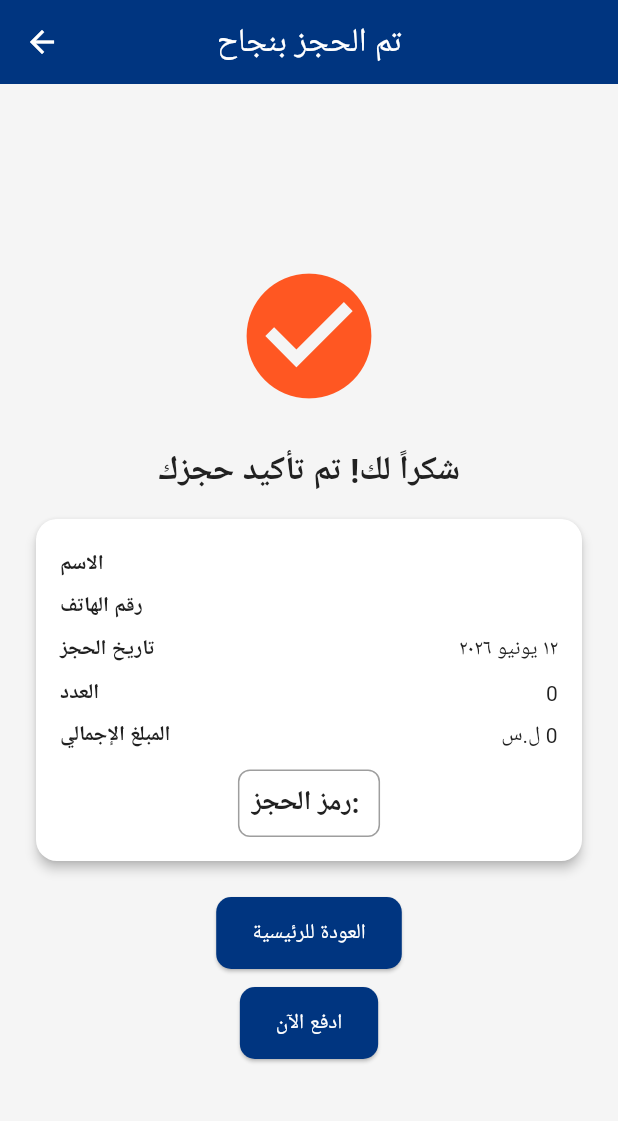
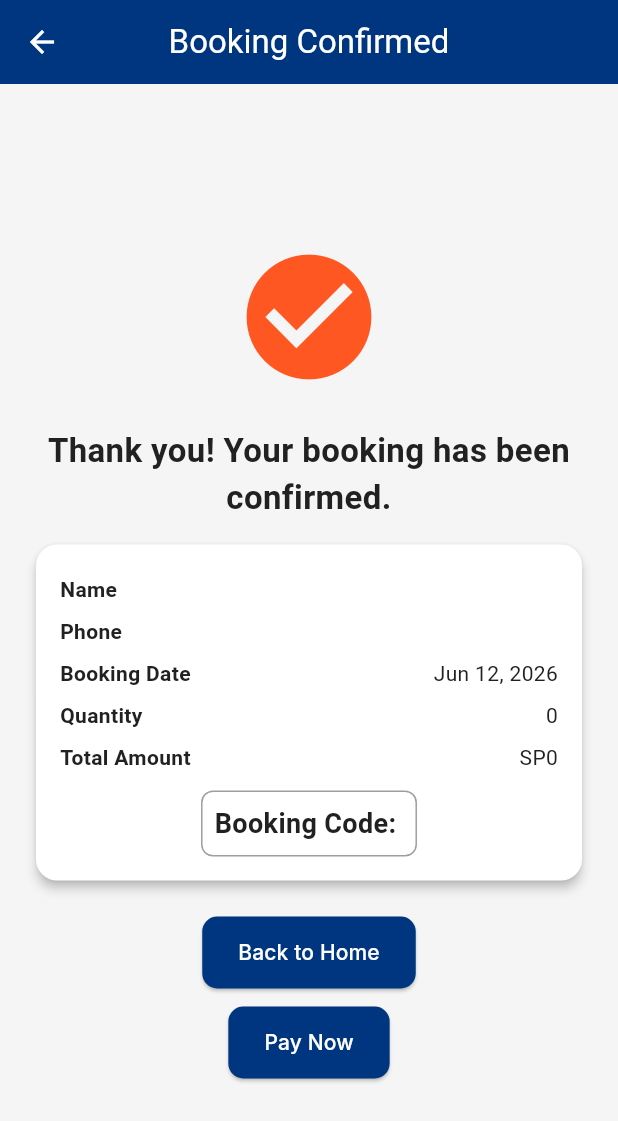
Before and after one commit to FouaadAI/syria-offers, a Flutter app: the BookingConfirmationScreen screen opened directly with empty values, on a phone screen of 412 x 824 dp. Shown: the top 1121 px of the screen. Run offline on Flutter 3.47's test engine with Material 3 defaults, Android fonts, the phone set to English and light mode, and no system bars; our stand-ins replace cached_network_image, flutter_dotenv, geolocator, google_fonts, image_picker, lottie and 4 more; accounts and stored records are empty; Roboto replaces fonts that are missing (Cairo).

Commit message:
fix(i18n): eliminate hardcoded Arabic strings and add de locale support
- Add German (de) locale to supportedLocales and AppLocalizationsDelegate
- Add 20+ missing localization keys (currencySymbol, bookingDate, quantity,
  totalAmount, bookingCode, bookingConfirmed, thankYouBookingConfirmed,
  showLocation, bookingInfo, confirmBooking, name, website, favoritesAdd,
  favoritesRemove, shareOfferTitle, shareOfferBody, notAvailable, directions,
  distanceMeters, payNow, phoneRequired, phoneTooShort, verificationFailed)
- Replace all hardcoded Arabic UI strings in screens and widgets with
  AppLocalizations getters
- Remove forced locale: 'ar' from NumberFormat.currency and DateFormat
  across offer_detail, booking_confirmation, and booking sheet
- Add getDisplayDescription() to Offer model for locale-aware descriptions
- Update OfferCard, FlashDealCard, HomeScreen to use loc.currencySymbol
- Update PlaceCategory and CulturalCategory getLabel() to support German
- Fix discover_screen distance meter unit to use localized distanceMeters

Co-authored-by: Copilot <223556219+Copilot@users.noreply.github.com>

```diff
--- a/syria_offers_app/lib/localization/app_localizations.dart
+++ b/syria_offers_app/lib/localization/app_localizations.dart
@@ -167,6 +167,31 @@ class AppLocalizations {
   String? get paymentSuccessTitle => _strings['paymentSuccessTitle'];
   String? get backToHome => _strings['backToHome'];
 
+  // ═════════ MISSING LOCALIZATION KEYS ═════════
+  String? get currencySymbol => _strings['currencySymbol'];
+  String? get bookingDate => _strings['bookingDate'];
+  String? get quantity => _strings['quantity'];
+  String? get totalAmount => _strings['totalAmount'];
+  String? get bookingCode => _strings['bookingCode'];
+  String? get bookingConfirmed => _strings['bookingConfirmed'];
+  String? get thankYouBookingConfirmed => _strings['thankYouBookingConfirmed'];
+  String? get showLocation => _strings['showLocation'];
+  String? get bookingInfo => _strings['bookingInfo'];
+  String? get confirmBooking => _strings['confirmBooking'];
+  String? get name => _strings['name'];
+  String? get website => _strings['website'];
+  String? get favoritesAdd => _strings['favoritesAdd'];
+  String? get favoritesRemove => _strings['favoritesRemove'];
+  String? get shareOfferTitle => _strings['shareOfferTitle'];
+  String? get shareOfferBody => _strings['shareOfferBody'];
+  String? get notAvailable => _strings['notAvailable'];
+  String? get directions => _strings['directions'];
+  String? get distanceMeters => _strings['distanceMeters'];
+  String? get payNow => _strings['payNow'];
+  String? get phoneRequired => _strings['phoneRequired'];
+  String? get phoneTooShort => _strings['phoneTooShort'];
+  String? get verificationFailed => _strings['verificationFailed'];
+
   static AppLocalizations of(BuildContext context) {
     return Localizations.of<AppLocalizations>(context, AppLocalizations)!;
   }
@@ -177,7 +202,7 @@ class AppLocalizationsDelegate extends LocalizationsDelegate<AppLocalizations> {
 
   @override
   bool isSupported(Locale locale) {
-    return ['ar', 'en'].contains(locale.languageCode);
+    return ['ar', 'de', 'en'].contains(locale.languageCode);
   }
 
   @override
@@ -350,6 +375,30 @@ class AppLocalizationsDelegate extends LocalizationsDelegate<AppLocalizations> {
         'status': 'الحالة',
         'paymentSuccessTitle': 'تم الدفع',
         'backToHome': 'العودة للرئيسية',
+        // Missing keys added for hardcoded strings
+        'currencySymbol': 'ل.س',
+        'bookingDate': 'تاريخ الحجز',
+        'quantity': 'العدد',
+        'totalAmount': 'المبلغ الإجمالي',
+        'bookingCode': 'رمز الحجز',
+        'bookingConfirmed': 'تم الحجز بنجاح',
+        'thankYouBookingConfirmed': 'شكراً لك! تم تأكيد حجزك',
+        'showLocation': 'عرض الموقع',
+        'bookingInfo': 'معلومات الحجز',
+        'confirmBooking': 'تأكيد الحجز',
+        'name': 'الاسم',
+        'website': 'الموقع الإلكتروني',
+        'favoritesAdd': 'إضافة إلى المفضلة',
+        'favoritesRemove': 'إزالة من المفضلة',
+        'shareOfferTitle': 'شوف هذا العرض الرائع على تطبيق Offria!',
+        'shareOfferBody': 'حمل تطبيق Offria الآن واستكشف أفضل العروض! 🎁',
+        'notAvailable': 'غير متوفر',
+        'directions': 'الاتجاهات',
+        'distanceMeters': 'م',
+        'payNow': 'ادفع الآن',
+        'phoneRequired': 'رقم الهاتف مطلوب',
+        'phoneTooShort': 'يجب أن يحتوي رقم الهاتف على 10 أرقام على الأقل',
+        'verificationFailed': 'فشل التحقق من الرمز',
       };
     }
     // Default Englisch (und Deutsch fällt auch hier rein)
@@ -514,6 +563,30 @@ class AppLocalizationsDelegate extends LocalizationsDelegate<AppLocalizations> {
       'status': 'Status',
       'paymentSuccessTitle': 'Payment Successful',
       'backToHome': 'Back to Home',
+      // Missing keys added for hardcoded strings
+      'currencySymbol': 'SP',
+      'bookingDate': 'Booking Date',
+      'quantity': 'Quantity',
+      'totalAmount': 'Total Amount',
+      'bookingCode': 'Booking Code',
+      'bookingConfirmed': 'Booking Confirmed',
+      'thankYouBookingConfirmed': 'Thank you! Your booking has been confirmed.',
+      'showLocation': 'Show Location',
+      'bookingInfo': 'Booking Info',
+      'confirmBooking': 'Confirm Booking',
+      'name': 'Name',
+      'website': 'Website',
+      'favoritesAdd': 'Add to Favorites',
+      'favoritesRemove': 'Remove from Favorites',
+      'shareOfferTitle': 'Check out this amazing offer on Offria!',
+      'shareOfferBody': 'Download the Offria app now and discover the best offers! 🎁',
+      'notAvailable': 'Not available',
+      'directions': 'Directions',
+      'distanceMeters': 'm',
+      'payNow': 'Pay Now',
+      'phoneRequired': 'Phone number is required',
+      'phoneTooShort': 'Phone number must be at least 10 digits',
+      'verificationFailed': 'Verification failed',
     };
   }
 }
--- a/syria_offers_app/lib/main.dart
+++ b/syria_offers_app/lib/main.dart
@@ -57,11 +57,13 @@ class SyriaOffersApp extends StatelessWidget {
       localeResolutionCallback: (locale, supportedLocales) {
         if (locale == null) return const Locale('en');
         if (locale.languageCode == 'ar') return const Locale('ar');
+        if (locale.languageCode == 'de') return const Locale('de');
         if (locale.languageCode == 'en') return const Locale('en');
         return const Locale('en');
       },
       supportedLocales: const [
         Locale('ar'),
+        Locale('de'),
         Locale('en'),
       ],
       localizationsDelegates: const [
--- a/syria_offers_app/lib/models/offer.dart
+++ b/syria_offers_app/lib/models/offer.dart
@@ -93,6 +93,12 @@ class Offer {
     return locationNameEn ?? locationNameAr ?? '';
   }
 
+  String getDisplayDescription(BuildContext context) {
+    final code = Localizations.localeOf(context).languageCode;
+    if (code == 'ar') return descriptionAr ?? descriptionEn ?? '';
+    return descriptionEn ?? descriptionAr ?? '';
+  }
+
   // returns distance in kilometers; returns double.infinity if coords are missing
   double distanceTo(double userLat, double userLng) {
     if (latitude == null || longitude == null) return double.infinity;
--- a/syria_offers_app/lib/screens/auth/login_screen.dart
+++ b/syria_offers_app/lib/screens/auth/login_screen.dart
@@ -23,7 +23,7 @@ class _LoginScreenState extends State<LoginScreen> {
     final loc = AppLocalizations.of(context);
     if (_emailCtrl.text.trim().isEmpty || _passwordCtrl.text.isEmpty) {
       ScaffoldMessenger.of(context).showSnackBar(
-        SnackBar(content: Text(loc.login!)),
+        SnackBar(content: Text(loc.pleaseFillAllFields!)),
       );
       return;
     }
@@ -51,7 +51,7 @@ class _LoginScreenState extends State<LoginScreen> {
           Navigator.pushReplacementNamed(context, '/home');
         }
       } else {
-        final err = jsonDecode(response.body)['detail'] ?? 'فشل تسجيل الدخول';
+        final err = jsonDecode(response.body)['detail'] ?? loc.loginFailed!;
         if (mounted) {
           ScaffoldMessenger.of(context).showSnackBar(SnackBar(content: Text(err)));
         }
@@ -59,7 +59,7 @@ class _LoginScreenState extends State<LoginScreen> {
     } catch (e) {
       if (mounted) {
         ScaffoldMessenger.of(context).showSnackBar(
-          SnackBar(content: Text('خطأ في الاتصال: $e')),
+          SnackBar(content: Text('${loc.error}: $e')),
         );
       }
     } finally {
--- a/syria_offers_app/lib/screens/booking_confirmation_screen.dart
+++ b/syria_offers_app/lib/screens/booking_confirmation_screen.dart
@@ -1,6 +1,7 @@
 import 'package:flutter/material.dart';
 import 'package:intl/intl.dart';
 import 'package:syria_offers_app/screens/payment/payment_screen.dart';
+import 'package:syria_offers_app/localization/app_localizations.dart';
 
 class BookingConfirmationScreen extends StatelessWidget {
   final String bookingCode;
@@ -24,15 +25,16 @@ class BookingConfirmationScreen extends StatelessWidget {
 
   @override
   Widget build(BuildContext context) {
+    final loc = AppLocalizations.of(context);
     final currencyFormat = NumberFormat.currency(
-      symbol: 'ل.س',
+      symbol: loc.currencySymbol ?? '',
       decimalDigits: 0,
-      locale: 'ar',
+      locale: Localizations.localeOf(context).toString(),
     );
 
     return Scaffold(
       appBar: AppBar(
-        title: const Text('تم الحجز بنجاح'),
+        title: Text(loc.bookingConfirmed!),
       ),
       body: Center(
         child: Padding(
@@ -42,9 +44,9 @@ class BookingConfirmationScreen extends StatelessWidget {
             children: [
               Icon(Icons.check_circle, size: 100, color: Theme.of(context).colorScheme.secondary),
               const SizedBox(height: 24),
-              const Text(
-                'شكراً لك! تم تأكيد حجزك',
-                style: TextStyle(fontSize: 22, fontWeight: FontWeight.bold),
+              Text(
+                loc.thankYouBookingConfirmed!,
+                style: const TextStyle(fontSize: 22, fontWeight: FontWeight.bold),
                 textAlign: TextAlign.center,
               ),
               const SizedBox(height: 16),
@@ -53,12 +55,12 @@ class BookingConfirmationScreen extends StatelessWidget {
                   padding: const EdgeInsets.all(16),
                   child: Column(
                     children: [
-                      _infoRow('الاسم', userName),
-                      _infoRow('رقم الهاتف', userPhone),
-                      _infoRow('تاريخ الحجز',
-                          DateFormat.yMMMd('ar').format(bookedAt),),
-                      _infoRow('العدد', quantity.toString()),
-                      _infoRow('المبلغ الإجمالي',
+                      _infoRow(loc.name!, userName),
+                      _infoRow(loc.phone!, userPhone),
+                      _infoRow(loc.bookingDate!,
+                          DateFormat.yMMMd(Localizations.localeOf(context).toString()).format(bookedAt),),
+                      _infoRow(loc.quantity!, quantity.toString()),
+                      _infoRow(loc.totalAmount!,
                           currencyFormat.format(totalPrice),),
                       const SizedBox(height: 8),
                       Container(
@@ -68,7 +70,7 @@ class BookingConfirmationScreen extends StatelessWidget {
                           borderRadius: BorderRadius.circular(8),
                         ),
                         child: Text(
-                          'رمز الحجز: $bookingCode',
+                          '${loc.bookingCode}: $bookingCode',
                           style: const TextStyle(
                             fontSize: 18,
                             fontWeight: FontWeight.bold,
@@ -87,7 +89,7 @@ class BookingConfirmationScreen extends StatelessWidget {
                   Navigator.pushNamedAndRemoveUntil(
                       context, '/home', (route) => false,);
                 },
-                child: const Text('العودة للرئيسية'),
+                child: Text(loc.backToHome!),
               ),
               const SizedBox(height: 12),
               // زر الدفع (يستخدم bookingId الحقيقي)
@@ -103,7 +105,7 @@ class BookingConfirmationScreen extends StatelessWidget {
                     ),
                   );
                 },
-                child: const Text('ادفع الآن'),
+                child: Text(loc.payNow!),
               ),
             ],
           ),
--- a/syria_offers_app/lib/screens/discover_screen.dart
+++ b/syria_offers_app/lib/screens/discover_screen.dart
@@ -92,7 +92,7 @@ class _PlaceCard extends StatelessWidget {
         fromLat: userLat!, fromLon: userLng!,
         toLat: place.latitude, toLon: place.longitude,
       );
-      distanceText = km < 1 ? '${(km * 1000).round()} م' : km < 100 ? '${km.toStringAsFixed(1)} ${loc.distance}' : '${km.round()} ${loc.distance}';
+      distanceText = km < 1 ? '${(km * 1000).round()} ${loc.distanceMeters}' : km < 100 ? '${km.toStringAsFixed(1)} ${loc.distance}' : '${km.round()} ${loc.distance}';
     }
 
     return Card(
--- a/syria_offers_app/lib/screens/home_screen.dart
+++ b/syria_offers_app/lib/screens/home_screen.dart
@@ -472,6 +472,7 @@ class _HomeScreenState extends State<HomeScreen> {
   }
 
   Widget _buildRecommendationCard(Offer offer) {
+    final loc = AppLocalizations.of(context);
     return GestureDetector(
       onTap: () {
         Navigator.push(
@@ -530,7 +531,7 @@ class _HomeScreenState extends State<HomeScreen> {
               Padding(
                 padding: const EdgeInsets.symmetric(horizontal: 8.0),
                 child: Text(
-                  '${offer.offerPrice} ل.س',
+                  '${offer.offerPrice} ${loc.currencySymbol}',
                   style: TextStyle(
                     color: Theme.of(context).colorScheme.secondary,
                     fontWeight: FontWeight.bold,
--- a/syria_offers_app/lib/screens/place_detail_screen.dart
+++ b/syria_offers_app/lib/screens/place_detail_screen.dart
@@ -53,11 +53,11 @@ class PlaceDetailScreen extends StatelessWidget {
                       style: TextStyle(fontSize: 15, height: 1.7, color: Colors.grey[800]),),
                   const SizedBox(height: 24),
                   if (place.openingHours != null)
-                    _infoCard(context, Icons.access_time, 'أوقات العمل', place.openingHours!),
+                    _infoCard(context, Icons.access_time, loc.visitingHours!, place.openingHours!),
                   if (place.phone != null)
-                    _infoCard(context, Icons.phone, 'رقم الهاتف', place.phone!),
+                    _infoCard(context, Icons.phone, loc.phone!, place.phone!),
                   if (place.website != null)
-                    _infoCard(context, Icons.language, 'الموقع الإلكتروني', place.website!),
+                    _infoCard(context, Icons.language, loc.website!, place.website!),
                   const SizedBox(height: 20),
                   SizedBox(
                     width: double.infinity,
--- a/syria_offers_app/lib/widgets/flash_deal_card.dart
+++ b/syria_offers_app/lib/widgets/flash_deal_card.dart
@@ -3,6 +3,7 @@ import 'dart:async';
 import 'package:cached_network_image/cached_network_image.dart';
 import 'package:syria_offers_app/models/offer.dart';
 import 'package:syria_offers_app/screens/offer_detail_screen.dart';
+import 'package:syria_offers_app/localization/app_localizations.dart';
 
 class FlashDealCard extends StatefulWidget {
   final Offer offer;
@@ -40,6 +41,7 @@ class _FlashDealCardState extends State<FlashDealCard> {
 
   @override
   Widget build(BuildContext context) {
+    final loc = AppLocalizations.of(context);
     final discount = widget.offer.flashDiscountPercent ?? 0;
     final currentPrice = widget.offer.offerPrice;
 
@@ -104,7 +106,7 @@ class _FlashDealCardState extends State<FlashDealCard> {
                     Row(
                       children: [
                         Text(
-                          '${currentPrice.toStringAsFixed(0)} ل.س',
+                          '${currentPrice.toStringAsFixed(0)} ${loc.currencySymbol}',
                           style: TextStyle(
                             color: Theme.of(context).colorScheme.secondary,
                             fontWeight: FontWeight.bold,
```
Also changed, not shown: syria_offers_app/lib/models/cultural_site_model.dart (+16 -1 lines), syria_offers_app/lib/models/place.dart (+14 -1 lines), syria_offers_app/lib/screens/offer_detail_screen.dart (+26 -23 lines), syria_offers_app/lib/widgets/offer_card.dart (+5 -3 lines).
